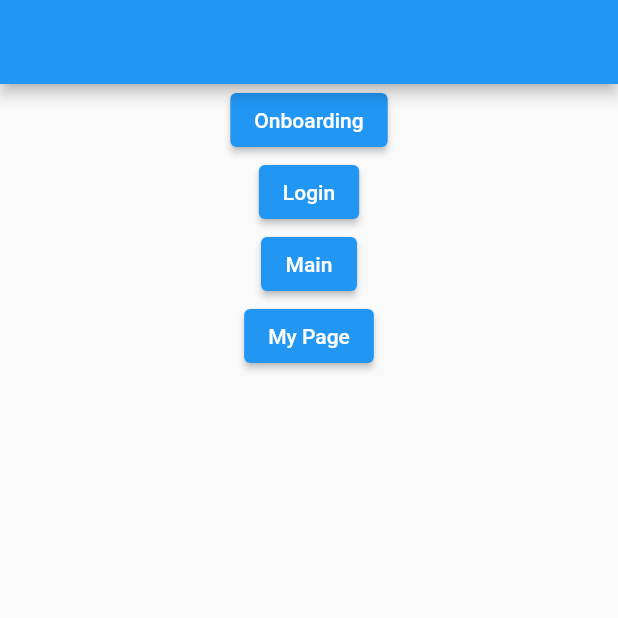
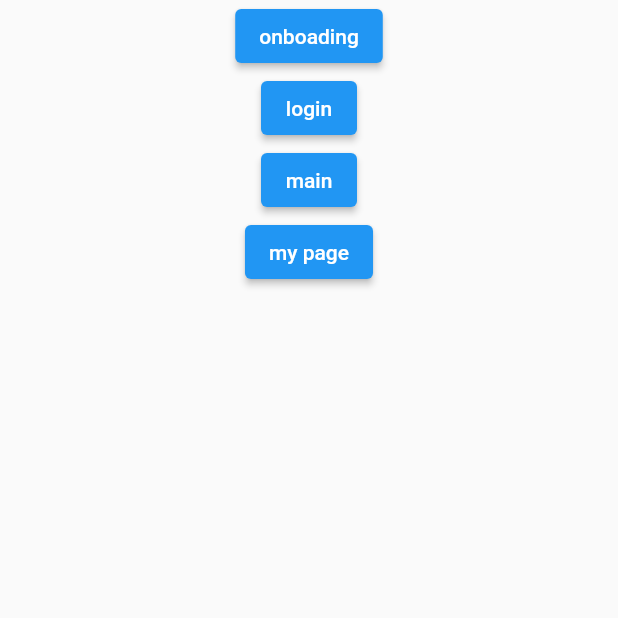
Before and after one commit to startFromBottom/simple_mbti_storage, a Flutter app: the screen it shows after launch, on a phone screen of 412 x 824 dp, the top half of it. Run offline on Flutter 3.47's test engine with Material 2 defaults, Android fonts, the phone set to English and light mode, and no system bars.

Commit message:
main.dart 수정하였습니다.

```diff
--- a/lib/main.dart
+++ b/lib/main.dart
@@ -8,20 +8,36 @@ void main() {
 class MyApp extends StatelessWidget {
   const MyApp({Key? key}) : super(key: key);
 
-  // This widget is the root of your application.
   @override
   Widget build(BuildContext context) {
     return MaterialApp(
       debugShowCheckedModeBanner: false,
-      home: Scaffold(
-        appBar: AppBar(),
-        body: Center(
+      home: AppListPage(),
+    );
+  }
+}
+
+class AppListPage extends StatelessWidget {
+  const AppListPage({Key? key}) : super(key: key);
+
+  @override
+  Widget build(BuildContext context) {
+    return Scaffold(
+      body: SafeArea(
+        child: Center(
           child: Column(
             children: [
-              ElevatedButton(onPressed: () {}, child: Text("Onboarding")),
-              ElevatedButton(onPressed: () {}, child: Text("Login")),
-              ElevatedButton(onPressed: () {}, child: Text("Main")),
-              ElevatedButton(onPressed: () {}, child: Text("My Page")),
+              ElevatedButton(
+                  onPressed: () {
+                    Navigator.push(
+                      context,
+                      MaterialPageRoute(builder: (_) => Onboarding()),
+                    );
+                  },
+                  child: Text("onboading")),
+              ElevatedButton(onPressed: () {}, child: Text("login")),
+              ElevatedButton(onPressed: () {}, child: Text("main")),
+              ElevatedButton(onPressed: () {}, child: Text("my page")),
             ],
           ),
         ),
```
